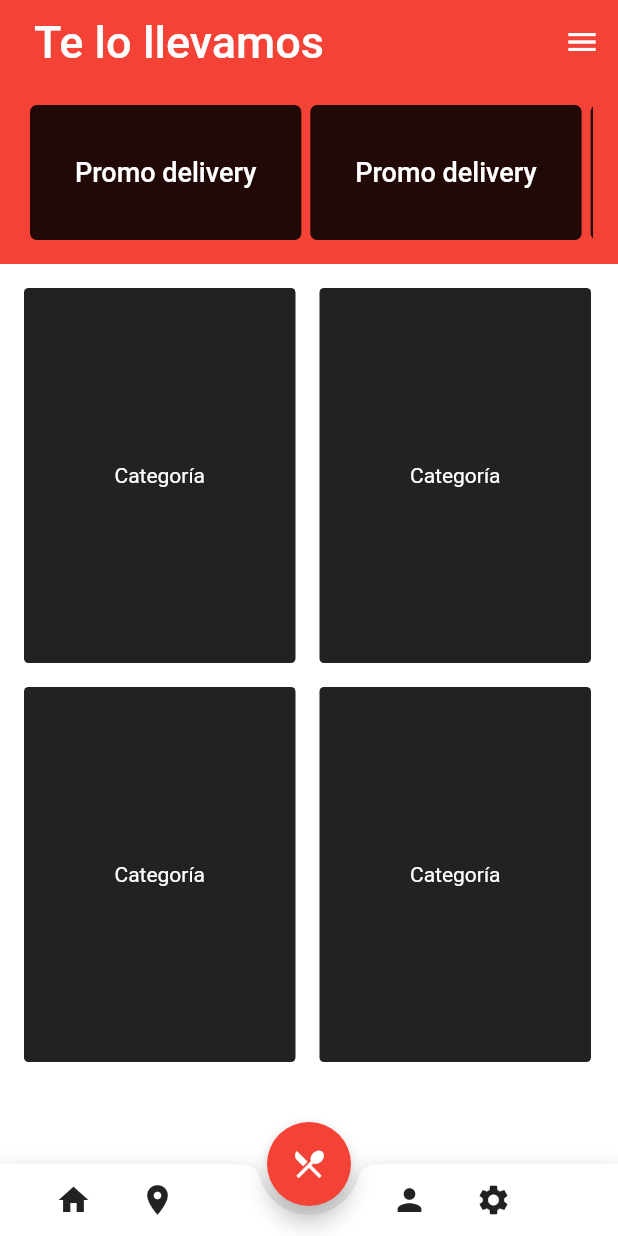
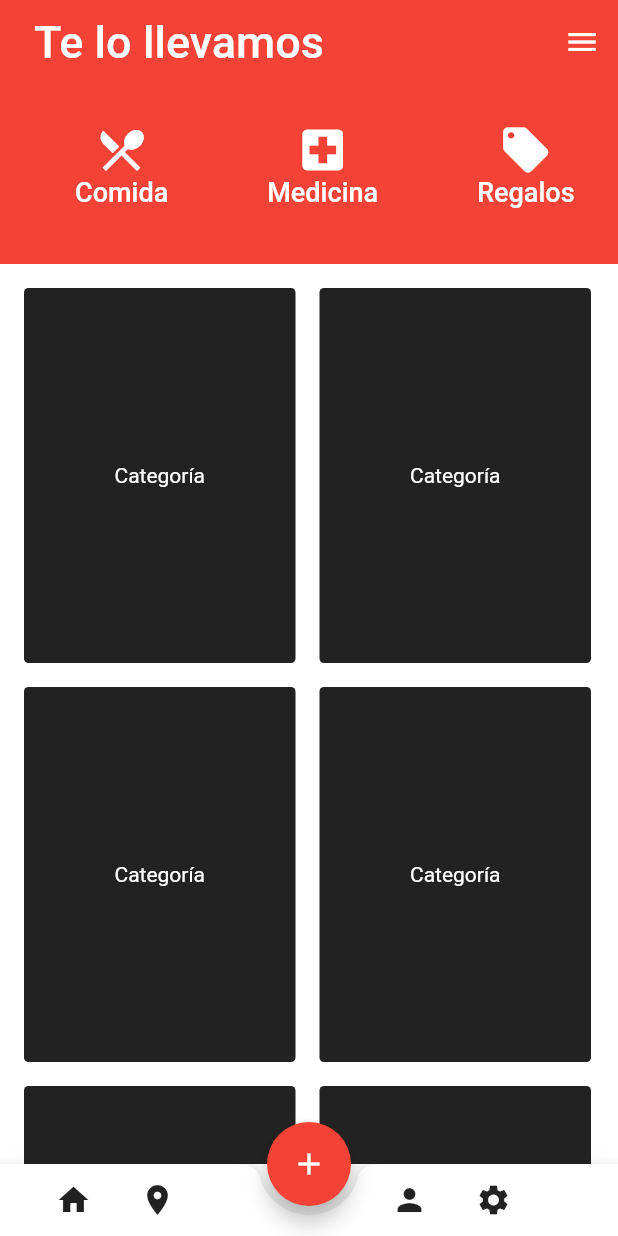
Before and after one commit to mglriosr/BaseApp, a Flutter app: the screen it shows after launch, on a phone screen of 412 x 824 dp. Run offline on Flutter 3.47's test engine with Material 2 defaults, Android fonts, the phone set to English and light mode, and no system bars.

Commit message:
ui updates likd =)

```diff
--- a/lib/views/Index.dart
+++ b/lib/views/Index.dart
@@ -26,7 +26,7 @@ class _IndexState extends State<Index>{
         body: CustomScrollView(
           slivers: <Widget>[
             SliverAppBar(
-              pinned: false,
+              pinned: true,
               snap: true,
               floating: true,
               expandedHeight: 120,
@@ -45,11 +45,16 @@ class _IndexState extends State<Index>{
                           child: Container(
                             decoration: BoxDecoration(
                               borderRadius: BorderRadius.all(Radius.circular(3)),
-                              color: Colors.black87
+                              color: Colors.red
                             ),
                             child: Center(child: Padding(
                               padding: const EdgeInsets.symmetric(vertical: 8.0, horizontal: 20),
-                              child: Text('Promo delivery', style: TextStyle(color: Colors.white, fontSize: 12),),
+                              child: Column(
+                                children: <Widget>[
+                                  Icon(Icons.restaurant_menu, color: Colors.white,),
+                                  Text('Comida', style: TextStyle(color: Colors.white, fontSize: 12),),
+                                ],
+                              ),
                             ))
                           ),
                         ),
@@ -58,11 +63,16 @@ class _IndexState extends State<Index>{
                           child: Container(
                             decoration: BoxDecoration(
                               borderRadius: BorderRadius.all(Radius.circular(3)),
-                              color: Colors.black87
+                              color: Colors.red
                             ),
                             child: Center(child: Padding(
                               padding: const EdgeInsets.symmetric(vertical: 8.0, horizontal: 20),
-                              child: Text('Promo delivery', style: TextStyle(color: Colors.white, fontSize: 12),),
+                              child: Column(
+                                children: <Widget>[
+                                  Icon(Icons.local_hospital, color: Colors.white,),
+                                  Text('Medicina', style: TextStyle(color: Colors.white, fontSize: 12),),
+                                ],
+                              ),
                             ))
                           ),
                         ),
@@ -71,11 +81,16 @@ class _IndexState extends State<Index>{
                           child: Container(
                             decoration: BoxDecoration(
                               borderRadius: BorderRadius.all(Radius.circular(3)),
-                              color: Colors.black87
+                              color: Colors.red
                             ),
                             child: Center(child: Padding(
                               padding: const EdgeInsets.symmetric(vertical: 8.0, horizontal: 20),
-                              child: Text('Promo delivery', style: TextStyle(color: Colors.white, fontSize: 12),),
+                              child: Column(
+                                children: <Widget>[
+                                  Icon(Icons.local_offer, color: Colors.white,),
+                                  Text('Regalos', style: TextStyle(color: Colors.white, fontSize: 12),),
+                                ],
+                              ),
                             ))
                           ),
                         ),
@@ -84,11 +99,16 @@ class _IndexState extends State<Index>{
                           child: Container(
                             decoration: BoxDecoration(
                               borderRadius: BorderRadius.all(Radius.circular(3)),
-                              color: Colors.black87
+                              color: Colors.red
                             ),
                             child: Center(child: Padding(
                               padding: const EdgeInsets.symmetric(vertical: 8.0, horizontal: 20),
-                              child: Text('Promo delivery', style: TextStyle(color: Colors.white, fontSize: 12),),
+                              child: Column(
+                                children: <Widget>[
+                                  Icon(Icons.vpn_key, color: Colors.white,),
+                                  Text('Objetos', style: TextStyle(color: Colors.white, fontSize: 12),),
+                                ],
+                              ),
                             ))
                           ),
                         ),
@@ -97,11 +117,16 @@ class _IndexState extends State<Index>{
                           child: Container(
                             decoration: BoxDecoration(
                               borderRadius: BorderRadius.all(Radius.circular(3)),
-                              color: Colors.black87
+                              color: Colors.red
                             ),
                             child: Center(child: Padding(
                               padding: const EdgeInsets.symmetric(vertical: 8.0, horizontal: 20),
-                              child: Text('Promo delivery', style: TextStyle(color: Colors.white, fontSize: 12),),
+                              child: Column(
+                                children: <Widget>[
+                                  Icon(Icons.devices_other, color: Colors.white,),
+                                  Text('Otros', style: TextStyle(color: Colors.white, fontSize: 12),),
+                                ],
+                              ),
                             ))
                           ),
                         ),
@@ -111,8 +136,9 @@ class _IndexState extends State<Index>{
               ),
             ),
             SliverFillRemaining(
-              child: Scrollbar(
-                child: Padding(
+              child: ListView(
+                children: <Widget>[
+                  Padding(
                     padding: const EdgeInsets.all(8.0),
                     child: Column(
                       children: <Widget>[
@@ -180,47 +206,80 @@ class _IndexState extends State<Index>{
                             ),
                           ],
                         ),
-                      // Row(
-                      //   children: <Widget>[
-                      //     Padding(
-                      //       padding: const EdgeInsets.all(8.0),
-                      //       child: Container(
-                      //         decoration: BoxDecoration(
-                      //           color: Colors.black87,
-                      //           borderRadius: BorderRadius.all(Radius.circular(3))
-                      //         ),
-                      //         constraints: BoxConstraints(
-                      //           minWidth: (MediaQuery.of(context).size.width/2)-25,
-                      //           minHeight: 250
-                      //         ),
-                      //         child: Center(child: Text('Categoría', style: TextStyle(color: Colors.white,))),
-                      //       ),
-                      //     ),
-                      //     Padding(
-                      //       padding: const EdgeInsets.all(8.0),
-                      //       child: Container(
-                      //         decoration: BoxDecoration(
-                      //           color: Colors.black87,
-                      //           borderRadius: BorderRadius.all(Radius.circular(3))
-                      //         ),
-                      //         constraints: BoxConstraints(
-                      //           minWidth: (MediaQuery.of(context).size.width/2)-25,
-                      //           minHeight: 250
-                      //         ),
-                      //         child: Center(child: Text('Categoría', style: TextStyle(color: Colors.white,))),
-                      //       ),
-                      //     ),
-                      //   ],
-                      // ),
+                        Row(
+                          children: <Widget>[
+                            Padding(
+                              padding: const EdgeInsets.all(8.0),
+                              child: Container(
+                                decoration: BoxDecoration(
+                                  color: Colors.black87,
+                                  borderRadius: BorderRadius.all(Radius.circular(3))
+                                ),
+                                constraints: BoxConstraints(
+                                  minWidth: (MediaQuery.of(context).size.width/2)-25,
+                                  minHeight: 250
+                                ),
+                                child: Center(child: Text('Categoría', style: TextStyle(color: Colors.white,))),
+                              ),
+                            ),
+                            Padding(
+                              padding: const EdgeInsets.all(8.0),
+                              child: Container(
+                                decoration: BoxDecoration(
+                                  color: Colors.black87,
+                                  borderRadius: BorderRadius.all(Radius.circular(3))
+                                ),
+                                constraints: BoxConstraints(
+                                  minWidth: (MediaQuery.of(context).size.width/2)-25,
+                                  minHeight: 250
+                                ),
+                                child: Center(child: Text('Categoría', style: TextStyle(color: Colors.white,))),
+                              ),
+                            ),
+                          ],
+                        ),
+                        Row(
+                          children: <Widget>[
+                            Padding(
+                              padding: const EdgeInsets.all(8.0),
+                              child: Container(
+                                decoration: BoxDecoration(
+                                  color: Colors.black87,
+                                  borderRadius: BorderRadius.all(Radius.circular(3))
+                                ),
+                                constraints: BoxConstraints(
+                                  minWidth: (MediaQuery.of(context).size.width/2)-25,
+                                  minHeight: 250
+                                ),
+                                child: Center(child: Text('Categoría', style: TextStyle(color: Colors.white,))),
+                              ),
+                            ),
+                            Padding(
+                              padding: const EdgeInsets.all(8.0),
+                              child: Container(
+                                decoration: BoxDecoration(
+                                  color: Colors.black87,
+                                  borderRadius: BorderRadius.all(Radius.circular(3))
+                                ),
+                                constraints: BoxConstraints(
+                                  minWidth: (MediaQuery.of(context).size.width/2)-25,
+                                  minHeight: 250
+                                ),
+                                child: Center(child: Text('Categoría', style: TextStyle(color: Colors.white,))),
+                              ),
+                            ),
+                          ],
+                        ),
                       ],
                     ),
                   ),
+                ],
               ),
             )
           ],
         ),
         floatingActionButton: FloatingActionButton(
-          child: Icon(Icons.restaurant_menu),
+          child: Icon(Icons.add),
           onPressed: (){},
         ),
         floatingActionButtonLocation: FloatingActionButtonLocation.centerDocked,
```
Lines whose indentation alone changed are shown as unchanged.
